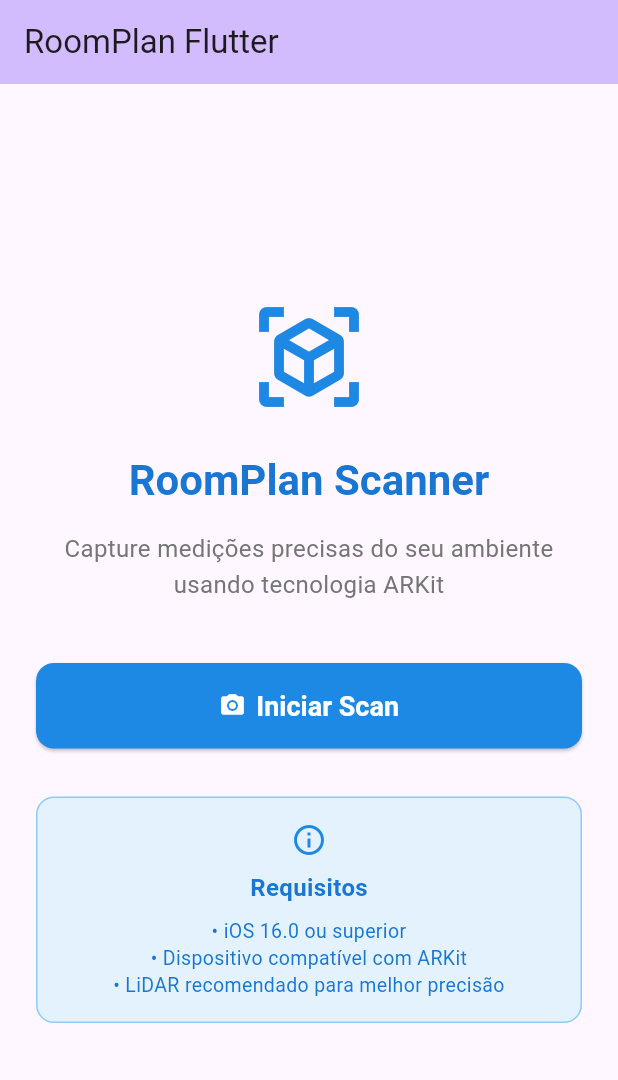
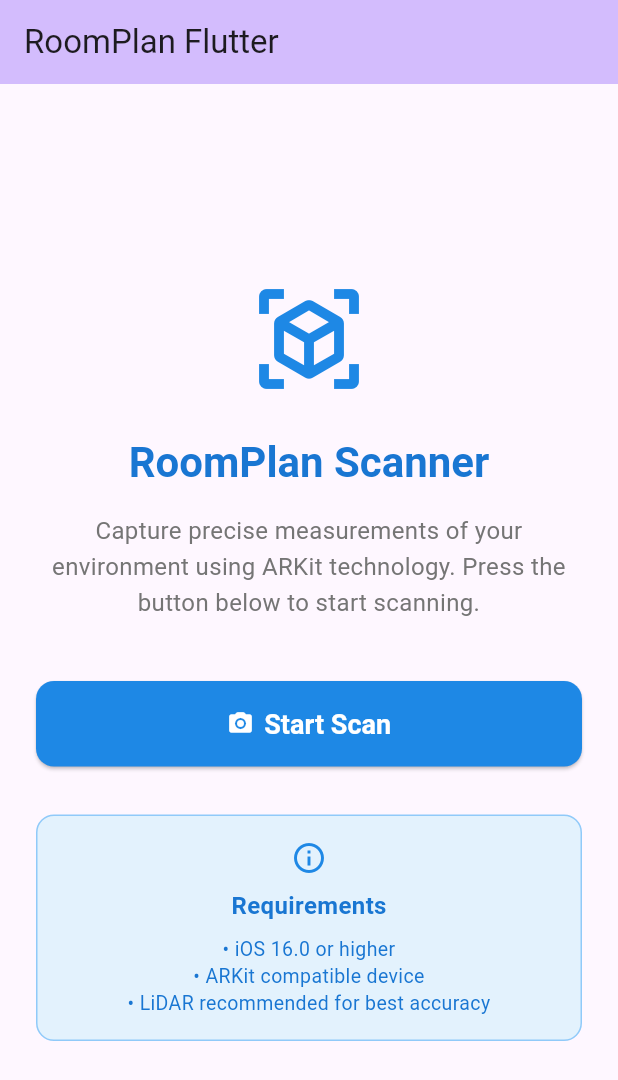
Before and after one commit to Barba2k2/flutter_roomplan, a Flutter app: the screen it shows after launch, on a phone screen of 412 x 824 dp. Shown: the top 1080 px of the screen. Run offline on Flutter 3.47's test engine with Material 3 defaults, Android fonts, the phone set to English and light mode, and no system bars.

Commit message:
feat(example): Enhance home page UI and content

```diff
--- a/example/lib/src/home_page.dart
+++ b/example/lib/src/home_page.dart
@@ -1,15 +1,10 @@
+import 'package:example/scanner_page.dart';
 import 'package:flutter/material.dart';
-import 'package:example/scanner_page.dart';
 
-/// Página inicial que navega diretamente para o RoomPlan
-class HomePage extends StatefulWidget {
+/// The home page of the example app.
+class HomePage extends StatelessWidget {
   const HomePage({super.key});
 
-  @override
-  State<HomePage> createState() => _HomePageState();
-}
-
-class _HomePageState extends State<HomePage> {
   @override
   Widget build(BuildContext context) {
     return Scaffold(
@@ -29,14 +24,14 @@ class _HomePageState extends State<HomePage> {
               Text(
                 'RoomPlan Scanner',
                 style: Theme.of(context).textTheme.headlineMedium?.copyWith(
-                  fontWeight: FontWeight.bold,
-                  color: Colors.blue.shade700,
-                ),
+                      fontWeight: FontWeight.bold,
+                      color: Colors.blue.shade700,
+                    ),
                 textAlign: TextAlign.center,
               ),
               const SizedBox(height: 16),
               Text(
-                'Capture medições precisas do seu ambiente usando tecnologia ARKit',
+                'Capture precise measurements of your environment using ARKit technology. Press the button below to start scanning.',
                 style: TextStyle(
                   fontSize: 16,
                   color: Colors.grey.shade600,
@@ -46,16 +41,11 @@ class _HomePageState extends State<HomePage> {
               ),
               const SizedBox(height: 40),
               ElevatedButton.icon(
-                onPressed: () {
-                  Navigator.push(
-                    context,
-                    MaterialPageRoute(
-                      builder: (context) => const ScannerPage(),
-                    ),
-                  );
-                },
+                onPressed: () => Navigator.of(context).push(
+                  MaterialPageRoute(builder: (context) => const ScannerPage()),
+                ),
                 icon: const Icon(Icons.camera_alt_rounded),
-                label: const Text('Iniciar Scan'),
+                label: const Text('Start Scan'),
                 style: ElevatedButton.styleFrom(
                   backgroundColor: Colors.blue.shade600,
                   foregroundColor: Colors.white,
@@ -86,7 +76,7 @@ class _HomePageState extends State<HomePage> {
                     ),
                     const SizedBox(height: 8),
                     Text(
-                      'Requisitos',
+                      'Requirements',
                       style: TextStyle(
                         fontWeight: FontWeight.bold,
                         color: Colors.blue.shade700,
@@ -95,9 +85,9 @@ class _HomePageState extends State<HomePage> {
                     ),
                     const SizedBox(height: 8),
                     Text(
-                      '• iOS 16.0 ou superior\n'
-                      '• Dispositivo compatível com ARKit\n'
-                      '• LiDAR recomendado para melhor precisão',
+                      '• iOS 16.0 or higher\n'
+                      '• ARKit compatible device\n'
+                      '• LiDAR recommended for best accuracy',
                       style: TextStyle(
                         color: Colors.blue.shade700,
                         fontSize: 13,
```
